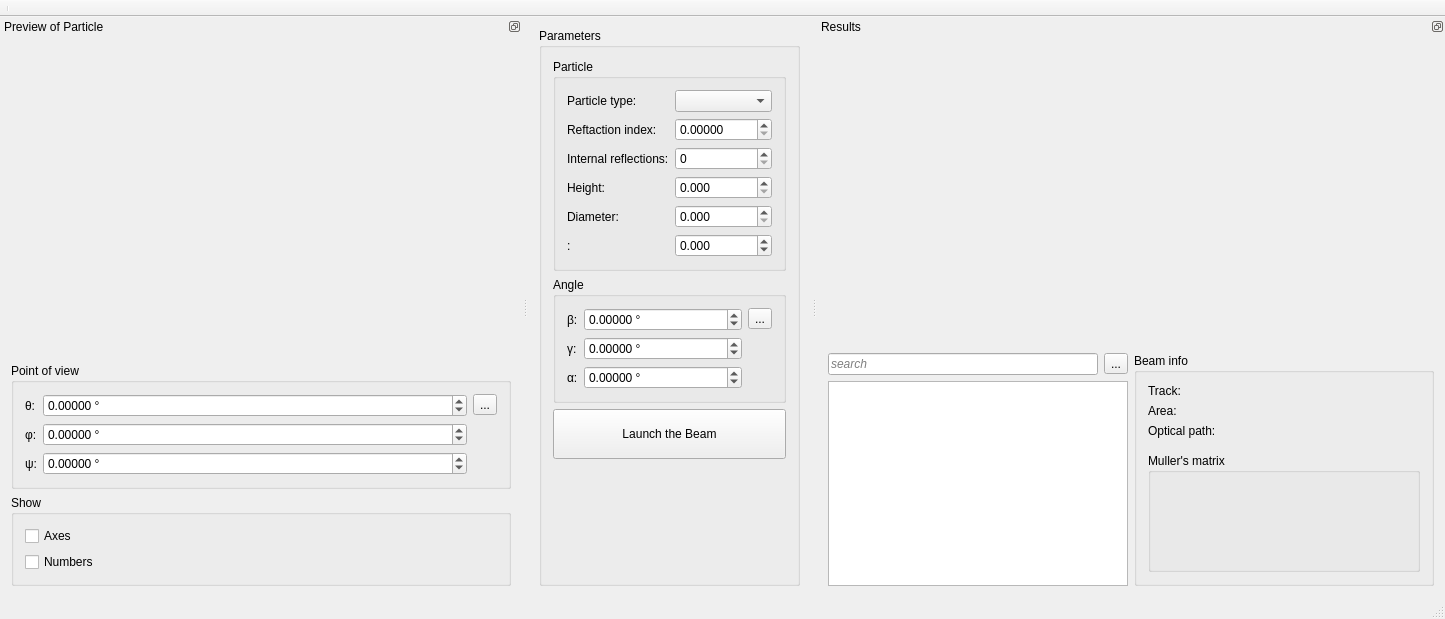
Qt form src/ui/MainWindow.ui (Heart-Under-Blade/BS_visual) before a commit.
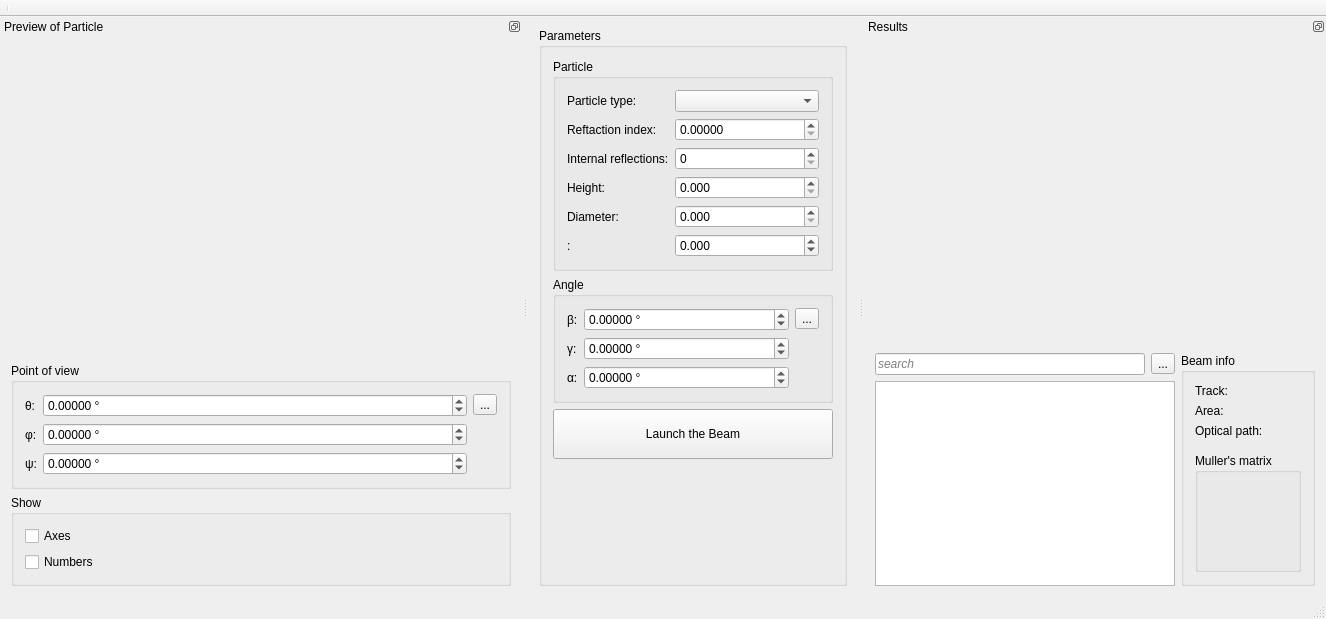
The same form after that commit. Icons and pictures are not drawn.

What changed in the file:
```diff
--- a/src/ui/MainWindow.ui
+++ b/src/ui/MainWindow.ui
@@ -6,7 +6,7 @@
    <rect>
     <x>0</x>
     <y>0</y>
-    <width>1414</width>
+    <width>1326</width>
     <height>619</height>
    </rect>
   </property>
@@ -502,22 +502,6 @@
    </attribute>
    <widget class="QWidget" name="dockWidgetContents_5">
     <layout class="QGridLayout" name="gridLayout_12">
-     <item row="0" column="1">
-      <widget class="QWidget" name="widget_chart" native="true">
-       <property name="sizePolicy">
-        <sizepolicy hsizetype="Expanding" vsizetype="MinimumExpanding">
-         <horstretch>0</horstretch>
-         <verstretch>0</verstretch>
-        </sizepolicy>
-       </property>
-       <property name="minimumSize">
-        <size>
-         <width>300</width>
-         <height>300</height>
-        </size>
-       </property>
-      </widget>
-     </item>
      <item row="1" column="1">
       <widget class="QGroupBox" name="groupBox_beam">
        <property name="sizePolicy">
@@ -761,6 +745,22 @@
        </item>
       </layout>
      </item>
+     <item row="0" column="0" colspan="2">
+      <widget class="QWidget" name="widget_chart" native="true">
+       <property name="sizePolicy">
+        <sizepolicy hsizetype="Expanding" vsizetype="MinimumExpanding">
+         <horstretch>0</horstretch>
+         <verstretch>0</verstretch>
+        </sizepolicy>
+       </property>
+       <property name="minimumSize">
+        <size>
+         <width>300</width>
+         <height>300</height>
+        </size>
+       </property>
+      </widget>
+     </item>
     </layout>
    </widget>
   </widget>
```
Left out of the diff: 2 changed lines with no effect on the pictures.
